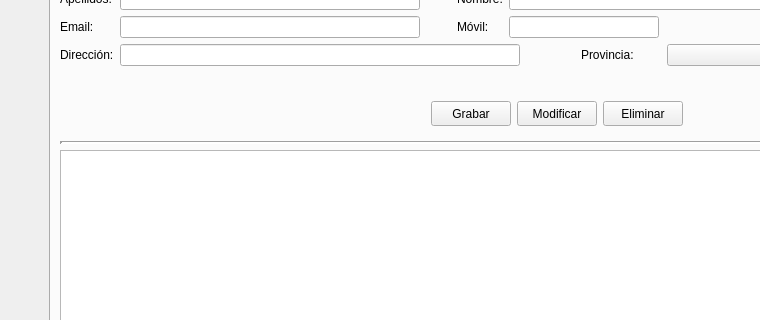
The window that templates/venPrincipal.ui (DavBaquero/Proyecto-DI) describes before a commit, drawn with Qt 5; both pictures show x 0 to 760 and y 111 to 431 of the 1113 by 820 pixel window.
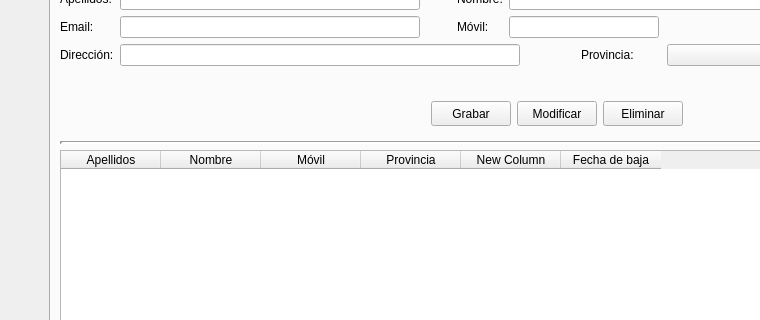
The same window after the commit. Icons and pictures are not drawn.

Patch:
```diff
--- a/templates/venPrincipal.ui
+++ b/templates/venPrincipal.ui
@@ -18,8 +18,8 @@
   </property>
   <property name="minimumSize">
    <size>
-    <width>1024</width>
-    <height>768</height>
+    <width>1100</width>
+    <height>800</height>
    </size>
   </property>
   <property name="focusPolicy">
@@ -547,7 +547,41 @@
          </widget>
         </item>
         <item>
-         <widget class="QTableWidget" name="tablaClientes"/>
+         <widget class="QTableWidget" name="tablaClientes">
+          <property name="selectionBehavior">
+           <enum>QAbstractItemView::SelectRows</enum>
+          </property>
+          <column>
+           <property name="text">
+            <string>Apellidos</string>
+           </property>
+          </column>
+          <column>
+           <property name="text">
+            <string>Nombre</string>
+           </property>
+          </column>
+          <column>
+           <property name="text">
+            <string>Móvil</string>
+           </property>
+          </column>
+          <column>
+           <property name="text">
+            <string>Provincia</string>
+           </property>
+          </column>
+          <column>
+           <property name="text">
+            <string>New Column</string>
+           </property>
+          </column>
+          <column>
+           <property name="text">
+            <string>Fecha de baja</string>
+           </property>
+          </column>
+         </widget>
         </item>
        </layout>
       </widget>
```
Left out of the diff: 208 changed lines with no effect on the pictures.
